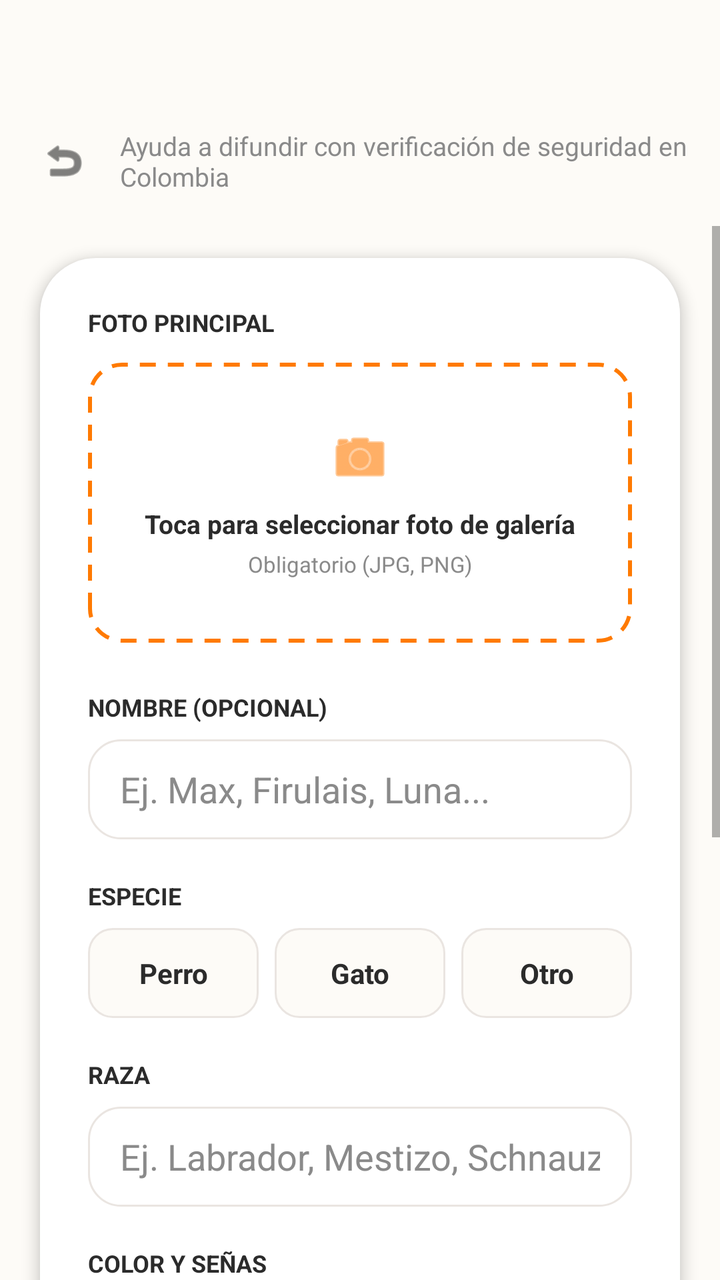
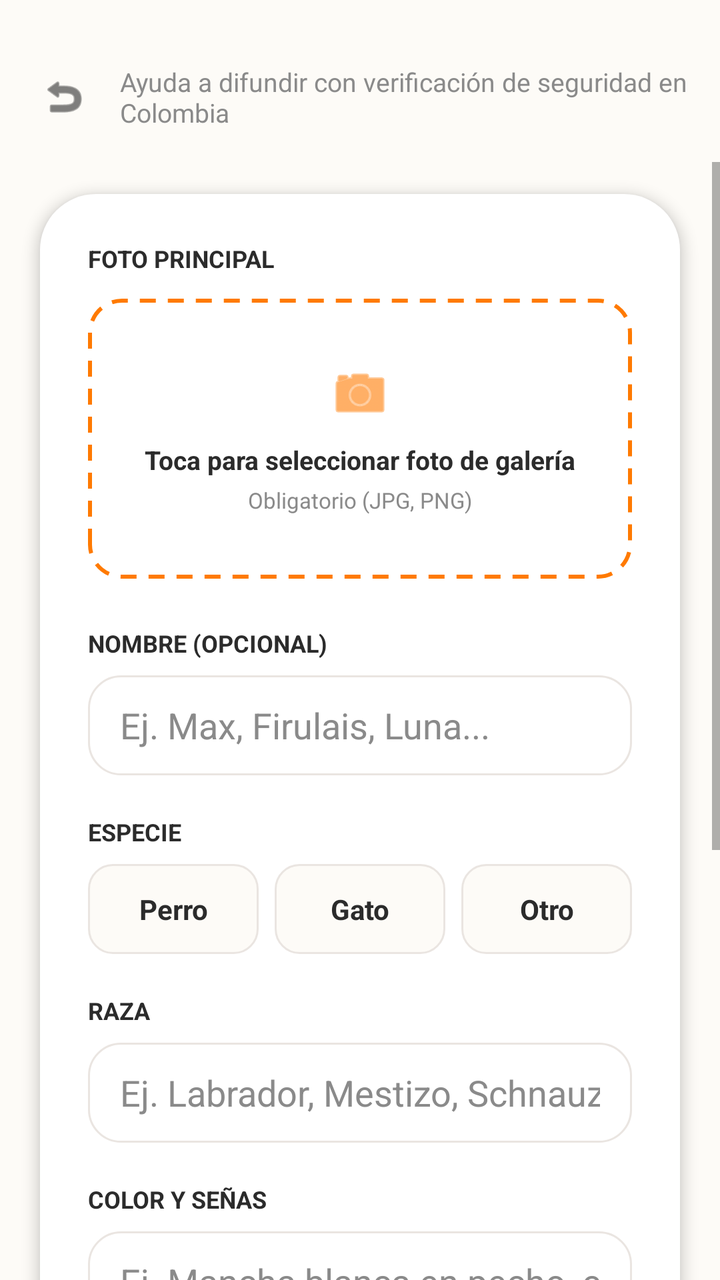

Compare the two renders of this Android layout. The source of the first and the diff that turns it into the second are given below.
<!-- AndroidManifest.xml: application theme Theme.HuellaApp -->
<!-- res/layout/activity_crear_mascota.xml -->
<?xml version="1.0" encoding="utf-8"?>
<androidx.constraintlayout.widget.ConstraintLayout xmlns:android="http://schemas.android.com/apk/res/android"
    xmlns:app="http://schemas.android.com/apk/res-auto"
    xmlns:tools="http://schemas.android.com/tools"
    android:layout_width="match_parent"
    android:layout_height="match_parent"
    android:background="@color/huellapp_background"
    tools:context=".CrearMascotaActivity">

    
    <LinearLayout
        android:id="@+id/headerCrear"
        android:layout_width="0dp"
        android:layout_height="wrap_content"
        android:gravity="center_vertical"
        android:orientation="horizontal"
        android:padding="16dp"
        android:layout_marginTop="48dp"
        app:layout_constraintEnd_toEndOf="parent"
        app:layout_constraintStart_toStartOf="parent"
        app:layout_constraintTop_toTopOf="parent">

        <ImageView
            android:id="@+id/ivBack"
            android:layout_width="32dp"
            android:layout_height="32dp"
            android:background="?attr/selectableItemBackgroundBorderless"
            android:padding="4dp"
            android:src="@android:drawable/ic_menu_revert"
            app:tint="@color/huellapp_text_dark" />

        <TextView
            android:layout_width="0dp"
            android:layout_height="wrap_content"
            android:layout_marginStart="12dp"
            android:layout_weight="1"
            android:text="Ayuda a difundir con verificación de seguridad en Colombia"
            android:textColor="@color/huellapp_text_hint"
            android:textSize="13sp" />
    </LinearLayout>

    <ScrollView
        android:layout_width="0dp"
        android:layout_height="0dp"
        android:fillViewport="true"
        app:layout_constraintBottom_toBottomOf="parent"
        app:layout_constraintEnd_toEndOf="parent"
        app:layout_constraintStart_toStartOf="parent"
        app:layout_constraintTop_toBottomOf="@id/headerCrear">

        <androidx.constraintlayout.widget.ConstraintLayout
            android:layout_width="match_parent"
            android:layout_height="wrap_content"
            android:paddingBottom="24dp">

            
            <LinearLayout
                android:layout_width="0dp"
                android:layout_height="wrap_content"
                android:layout_marginStart="20dp"
                android:layout_marginTop="16dp"
                android:layout_marginEnd="20dp"
                android:background="@drawable/bg_card_rounded"
                android:elevation="4dp"
                android:orientation="vertical"
                android:padding="24dp"
                app:layout_constraintEnd_toEndOf="parent"
                app:layout_constraintStart_toStartOf="parent"
                app:layout_constraintTop_toTopOf="parent">

                
                <TextView
                    android:layout_width="wrap_content"
                    android:layout_height="wrap_content"
                    android:text="FOTO PRINCIPAL"
                    android:textColor="@color/huellapp_text_dark"
                    android:textSize="12sp"
                    android:textStyle="bold" />

                <LinearLayout
                    android:id="@+id/btnCapturarFoto"
                    android:layout_width="match_parent"
                    android:layout_height="140dp"
                    android:layout_marginTop="12dp"
                    android:background="@drawable/bg_dashed_orange"
                    android:gravity="center"
                    android:orientation="vertical"
                    android:clickable="true"
                    android:focusable="true">

                    <ImageView
                        android:layout_width="32dp"
                        android:layout_height="32dp"
                        android:src="@android:drawable/ic_menu_camera"
                        app:tint="@color/huellapp_primary" />

                    <TextView
                        android:id="@+id/tvFotoHint"
                        android:layout_width="wrap_content"
                        android:layout_height="wrap_content"
                        android:layout_marginTop="8dp"
                        android:text="Toca para seleccionar foto de galería"
                        android:textColor="@color/huellapp_text_dark"
                        android:textSize="13sp"
                        android:textStyle="bold" />

                    <TextView
                        android:id="@+id/tvFotoSubHint"
                        android:layout_width="wrap_content"
                        android:layout_height="wrap_content"
                        android:layout_marginTop="4dp"
                        android:text="Obligatorio (JPG, PNG)"
                        android:textColor="@color/huellapp_text_hint"
                        android:textSize="11sp" />
                </LinearLayout>

                
                <ImageView
                    android:id="@+id/ivFotoPreview"
                    android:layout_width="match_parent"
                    android:layout_height="180dp"
                    android:layout_marginTop="12dp"
                    android:background="@drawable/bg_card_rounded"
                    android:clipToOutline="true"
                    android:scaleType="centerCrop"
                    android:visibility="gone" />

                
                <TextView
                    android:id="@+id/tvCambiarFoto"
                    android:layout_width="wrap_content"
                    android:layout_height="wrap_content"
                    android:layout_gravity="end"
                    android:layout_marginTop="8dp"
                    android:text="Cambiar Foto"
                    android:textColor="@color/huellapp_primary"
                    android:textSize="14sp"
                    android:textStyle="bold"
                    android:visibility="gone" />

                
                <TextView
                    android:layout_width="wrap_content"
                    android:layout_height="wrap_content"
                    android:layout_marginTop="24dp"
                    android:text="NOMBRE (OPCIONAL)"
                    android:textColor="@color/huellapp_text_dark"
                    android:textSize="12sp"
                    android:textStyle="bold" />
                <EditText
                    android:id="@+id/etNombre"
                    android:layout_width="match_parent"
                    android:layout_height="50dp"
                    android:layout_marginTop="8dp"
                    android:background="@drawable/bg_input_rounded"
                    android:hint="Ej. Max, Firulais, Luna..."
                    android:inputType="textPersonName"
                    android:paddingHorizontal="16dp"
                    android:textColorHint="@color/huellapp_text_hint" />

                
                <TextView
                    android:layout_width="wrap_content"
                    android:layout_height="wrap_content"
                    android:layout_marginTop="20dp"
                    android:text="ESPECIE"
                    android:textColor="@color/huellapp_text_dark"
                    android:textSize="12sp"
                    android:textStyle="bold" />

                <LinearLayout
                    android:layout_width="match_parent"
                    android:layout_height="wrap_content"
                    android:layout_marginTop="8dp"
                    android:orientation="horizontal"
                    android:weightSum="3">

                    <TextView
                        android:id="@+id/btnEspeciePerro"
                        android:layout_width="0dp"
                        android:layout_height="45dp"
                        android:layout_weight="1"
                        android:background="@drawable/bg_toggle_unselected"
                        android:gravity="center"
                        android:text="Perro"
                        android:textColor="@color/huellapp_text_dark"
                        android:textStyle="bold" />

                    <Space
                        android:layout_width="8dp"
                        android:layout_height="wrap_content" />

                    <TextView
                        android:id="@+id/btnEspecieGato"
                        android:layout_width="0dp"
                        android:layout_height="45dp"
                        android:layout_weight="1"
                        android:background="@drawable/bg_toggle_unselected"
                        android:gravity="center"
                        android:text="Gato"
                        android:textColor="@color/huellapp_text_dark"
                        android:textStyle="bold" />

                    <Space
                        android:layout_width="8dp"
                        android:layout_height="wrap_content" />

                    <TextView
                        android:id="@+id/btnEspecieOtro"
                        android:layout_width="0dp"
                        android:layout_height="45dp"
                        android:layout_weight="1"
                        android:background="@drawable/bg_toggle_unselected"
                        android:gravity="center"
                        android:text="Otro"
                        android:textColor="@color/huellapp_text_dark"
                        android:textStyle="bold" />
                </LinearLayout>

                
                <EditText
                    android:id="@+id/etEspecieOtro"
                    android:layout_width="match_parent"
                    android:layout_height="50dp"
                    android:layout_marginTop="8dp"
                    android:background="@drawable/bg_input_rounded"
                    android:hint="¿Qué animal es?"
                    android:inputType="text"
                    android:paddingHorizontal="16dp"
                    android:textColorHint="@color/huellapp_text_hint"
                    android:visibility="gone" />

                
                <TextView
                    android:layout_width="wrap_content"
                    android:layout_height="wrap_content"
                    android:layout_marginTop="20dp"
                    android:text="RAZA"
                    android:textColor="@color/huellapp_text_dark"
                    android:textSize="12sp"
                    android:textStyle="bold" />
                <EditText
                    android:id="@+id/etRaza"
                    android:layout_width="match_parent"
                    android:layout_height="50dp"
                    android:layout_marginTop="8dp"
                    android:background="@drawable/bg_input_rounded"
                    android:hint="Ej. Labrador, Mestizo, Schnauzer..."
                    android:inputType="text"
                    android:paddingHorizontal="16dp"
                    android:textColorHint="@color/huellapp_text_hint" />

                
                <TextView
                    android:layout_width="wrap_content"
                    android:layout_height="wrap_content"
                    android:layout_marginTop="20dp"
                    android:text="COLOR Y SEÑAS"
                    android:textColor="@color/huellapp_text_dark"
                    android:textSize="12sp"
                    android:textStyle="bold" />
                <EditText
                    android:id="@+id/etColor"
                    android:layout_width="match_parent"
                    android:layout_height="50dp"
                    android:layout_marginTop="8dp"
                    android:background="@drawable/bg_input_rounded"
                    android:hint="Ej. Mancha blanca en pecho, collar rojo..."
                    android:inputType="text"
                    android:paddingHorizontal="16dp"
                    android:textColorHint="@color/huellapp_text_hint" />

                
                <TextView
                    android:layout_width="wrap_content"
                    android:layout_height="wrap_content"
                    android:layout_marginTop="20dp"
                    android:text="CIUDAD DE EXTRAVÍO"
                    android:textColor="@color/huellapp_text_dark"
                    android:textSize="12sp"
                    android:textStyle="bold" />

                <com.google.android.material.textfield.TextInputLayout
                    style="@style/Widget.MaterialComponents.TextInputLayout.OutlinedBox.ExposedDropdownMenu"
                    android:layout_width="match_parent"
                    android:layout_height="wrap_content"
                    android:layout_marginTop="8dp"
                    app:boxBackgroundColor="@android:color/transparent"
                    app:boxStrokeWidth="0dp"
                    app:boxStrokeWidthFocused="0dp"
                    app:hintEnabled="false">

                    <AutoCompleteTextView
                        android:id="@+id/autoCompleteCiudad"
                        android:layout_width="match_parent"
                        android:layout_height="50dp"
                        android:background="@drawable/bg_input_rounded"
                        android:hint="Popayán, Colombia"
                        android:inputType="text"
                        android:paddingHorizontal="16dp"
                        android:textColorHint="@color/huellapp_text_hint" />
                </com.google.android.material.textfield.TextInputLayout>

                
                <TextView
                    android:layout_width="wrap_content"
                    android:layout_height="wrap_content"
                    android:layout_marginTop="20dp"
                    android:text="FECHA DE PÉRDIDA"
                    android:textColor="@color/huellapp_text_dark"
                    android:textSize="12sp"
                    android:textStyle="bold" />

                <EditText
                    android:id="@+id/etFecha"
                    android:layout_width="match_parent"
                    android:layout_height="50dp"
                    android:layout_marginTop="8dp"
                    android:background="@drawable/bg_input_rounded"
                    android:drawableEnd="@android:drawable/ic_menu_today"
                    android:drawablePadding="12dp"
                    android:focusable="false"
                    android:hint="Toca para seleccionar fecha"
                    android:inputType="none"
                    android:paddingHorizontal="16dp"
                    android:textColorHint="@color/huellapp_text_hint" />

                
                <Button
                    android:id="@+id/btnRegistrarMascota"
                    android:layout_width="match_parent"
                    android:layout_height="55dp"
                    android:layout_marginTop="32dp"
                    android:background="@drawable/bg_button_orange"
                    android:text="Guardar Reporte ✓"
                    android:textAllCaps="false"
                    android:textColor="@color/white"
                    android:textSize="16sp"
                    android:textStyle="bold" />

            </LinearLayout>

        </androidx.constraintlayout.widget.ConstraintLayout>
    </ScrollView>
</androidx.constraintlayout.widget.ConstraintLayout>
<!-- resources referenced by this layout -->
<resources>
  <color name="huellapp_background">#FDFBF7</color>
  <color name="huellapp_primary">#FF7A00</color>
  <color name="huellapp_text_dark">#2B2B2B</color>
  <color name="huellapp_text_hint">#8A8A8A</color>
  <color name="white">#FFFFFFFF</color>
  <!-- drawable bg_button_orange (drawable) -->
  <?xml version="1.0" encoding="utf-8"?>
  <ripple xmlns:android="http://schemas.android.com/apk/res/android"
      android:color="@color/huellapp_primary_dark">
  
      
      <item>
          <shape android:shape="rectangle">
              <solid android:color="@color/huellapp_primary"/>
              <corners android:radius="24dp"/>
          </shape>
      </item>
  </ripple>
  <!-- drawable bg_card_rounded (drawable) -->
  <?xml version="1.0" encoding="utf-8"?>
  <shape xmlns:android="http://schemas.android.com/apk/res/android"
      android:shape="rectangle">
  
      
      <solid android:color="@color/huellapp_card_bg" />
  
      
      <corners android:radius="28dp" />
  
      
  </shape>
  <!-- drawable bg_dashed_orange (drawable) -->
  <?xml version="1.0" encoding="utf-8"?>
  <shape xmlns:android="http://schemas.android.com/apk/res/android"
      android:shape="rectangle">
      <solid android:color="#00000000" /> 
      <corners android:radius="16dp" />
      <stroke
          android:width="2dp"
          android:color="@color/huellapp_primary"
          android:dashWidth="8dp"
          android:dashGap="6dp" />
  </shape>
  <!-- drawable bg_input_rounded (drawable) -->
  <?xml version="1.0" encoding="utf-8"?>
  <selector xmlns:android="http://schemas.android.com/apk/res/android">
      
      <item android:state_focused="true">
          <shape android:shape="rectangle">
              <solid android:color="@color/huellapp_card_bg"/>
              <corners android:radius="16dp"/>
              
              <stroke android:width="2dp" android:color="@color/huellapp_primary"/>
          </shape>
      </item>
  
      
      <item>
          <shape android:shape="rectangle">
              <solid android:color="@color/huellapp_card_bg"/>
              <corners android:radius="16dp"/>
              <stroke android:width="1dp" android:color="@color/huellapp_border"/>
          </shape>
      </item>
  </selector>
  <!-- drawable bg_toggle_unselected (drawable) -->
  <?xml version="1.0" encoding="utf-8"?>
  <shape xmlns:android="http://schemas.android.com/apk/res/android"
      android:shape="rectangle">
      <solid android:color="@color/huellapp_background" />
      <stroke android:width="1dp" android:color="@color/huellapp_border" />
      <corners android:radius="12dp" />
  </shape>
  <style name="Theme.HuellaApp" parent="Base.Theme.HuellaApp" />
  <color name="huellapp_primary_dark">#E65100</color>
  <color name="huellapp_card_bg">#FFFFFF</color>
  <color name="huellapp_border">#EAE5E1</color>
  <style name="Base.Theme.HuellaApp" parent="Theme.MaterialComponents.DayNight.NoActionBar">
          
          <item name="colorPrimary">@color/huellapp_primary</item>
          <item name="colorPrimaryVariant">@color/huellapp_primary_dark</item>
          <item name="colorOnPrimary">@color/white</item>
  
          
          <item name="android:windowBackground">@color/huellapp_background</item>
          <item name="colorSurface">@color/huellapp_card_bg</item>
      </style>
</resources>

<!-- the commit's change to res/layout/activity_crear_mascota.xml (unified diff, before → after) -->
@@ -15,7 +15,7 @@
         android:gravity="center_vertical"
         android:orientation="horizontal"
         android:padding="16dp"
-        android:layout_marginTop="48dp"
+        android:layout_marginTop="16dp"
         app:layout_constraintEnd_toEndOf="parent"
         app:layout_constraintStart_toStartOf="parent"
         app:layout_constraintTop_toTopOf="parent">
@@ -329,7 +329,7 @@
                 <Button
                     android:id="@+id/btnRegistrarMascota"
                     android:layout_width="match_parent"
-                    android:layout_height="55dp"
+                    android:layout_height="wrap_content" android:minHeight="55dp"
                     android:layout_marginTop="32dp"
                     android:background="@drawable/bg_button_orange"
                     android:text="Guardar Reporte ✓"
